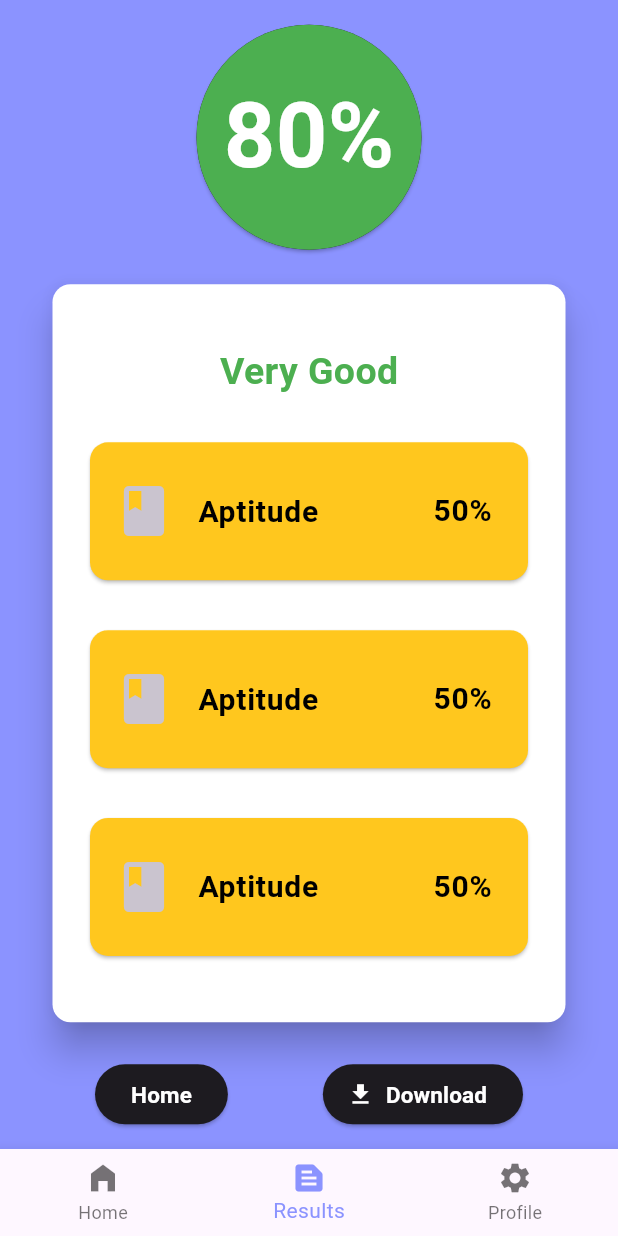
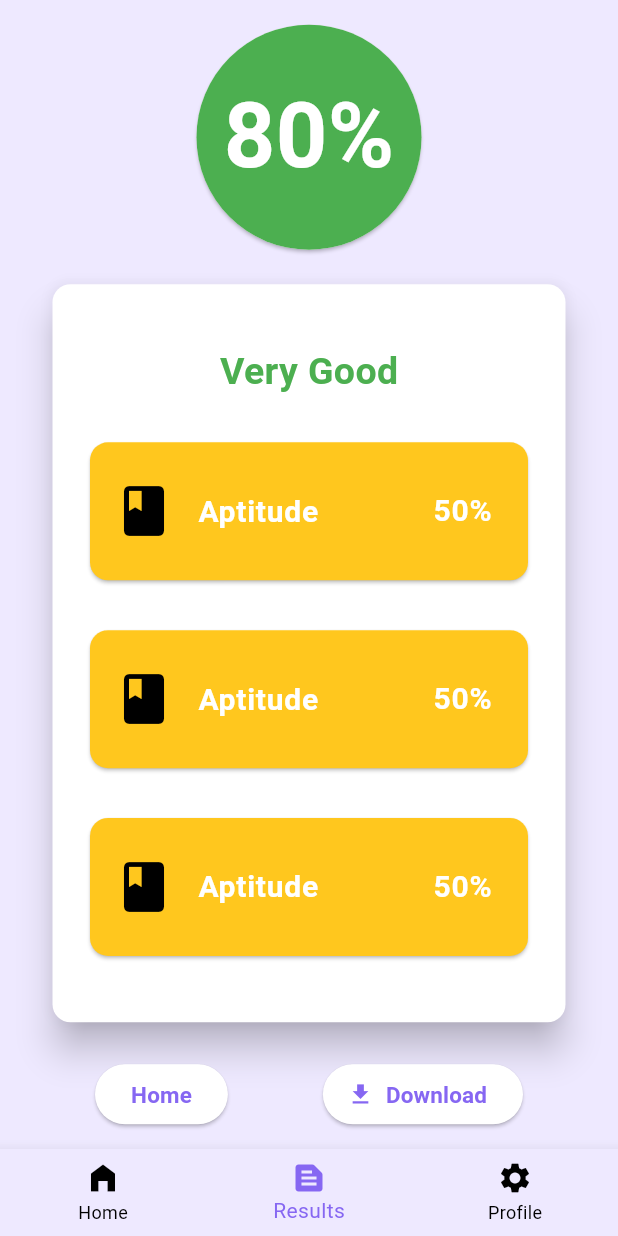
Before and after one commit to Anshuman1103/caliber_sense, a Flutter app: the screen it shows after launch, item 2 of the bottom bar chosen, after a tap on "Home", on a phone screen of 412 x 824 dp. Run offline on Flutter 3.47's test engine with Material 3 defaults, Android fonts, the phone set to English and light mode, and no system bars; our stand-ins replace flutter_riverpod, google_fonts.

Commit message:
Theme Color

```diff
--- a/lib/custom_widgets/test_tile.dart
+++ b/lib/custom_widgets/test_tile.dart
@@ -55,28 +55,14 @@
             title: Text(
               heading,
               style: Theme.of(context).textTheme.titleLarge!.copyWith(
-                color: Theme.of(context).colorScheme.primary,
-                shadows: [
-                  Shadow(
-                    color: Colors.black.withOpacity(0.4),
-                    blurRadius: 10,
-                    offset: const Offset(4, 4),
-                  )
-                ],
-              ),
+                    color: Theme.of(context).colorScheme.onSecondary,
+                  ),
             ),
             subtitle: Text(
               subHeading,
               style: Theme.of(context).textTheme.titleMedium!.copyWith(
-                color: Theme.of(context).colorScheme.primary,
-                shadows: [
-                  Shadow(
-                    color: Colors.black.withOpacity(0.4),
-                    blurRadius: 10,
-                    offset: const Offset(4, 4),
-                  )
-                ],
-              ),
+                    color: Theme.of(context).colorScheme.onSecondary,
+                  ),
             ),
           ),
         ),
--- a/lib/main.dart
+++ b/lib/main.dart
@@ -4,23 +4,24 @@
 
 import 'package:google_fonts/google_fonts.dart';
 
-final colorScheme = ColorScheme.fromSeed(
+final colorScheme = ColorScheme(
   brightness: Brightness.dark,
-  seedColor: const Color.fromARGB(255, 102, 6, 247),
 
-  primary: Colors.white, // Primary color is set to white
-  onPrimary: Colors.black, // Text/icons on primary (white) will be black
+  primary: const Color.fromARGB(255, 134, 103, 242), // Main brand color: 8667F2
+  onPrimary:
+      const Color.fromARGB(255, 255, 255, 255), // Text/icons on primary: FFFFFF
 
-  secondary: const Color.fromARGB(
-      255, 139, 147, 255), // Blue as the secondary color for accents
-  onSecondary: Colors.black, // Text/icons on secondary (blue) will be white
+  secondary: const Color.fromARGB(255, 238, 233, 255), // Accent color: E0E7FF
+  onSecondary:
+      const Color.fromARGB(255, 0, 0, 0), // Text/icons on secondary: Black
 
-  surface:
-      Colors.white, // Surface color for components like cards, sheets, etc.
-  onSurface: Colors.black87, // Text/icons on surface will be black or dark
+  surface: const Color.fromARGB(
+      255, 255, 255, 255), // Surface color for cards/sheets: E0E7FF
+  onSurface: const Color.fromARGB(255, 0, 0, 0), // Text/icons on surface: Black
 
-  error: Colors.red, // Red color for errors
-  onError: Colors.white, // White text/icons on error color
+  error: const Color.fromARGB(255, 255, 0, 0), // Error color: Red
+  onError:
+      const Color.fromARGB(255, 255, 255, 255), // Text/icons on error: White
 );
 
 final theme = ThemeData().copyWith(
--- a/lib/screens/home_screen.dart
+++ b/lib/screens/home_screen.dart
@@ -10,13 +10,14 @@
   @override
   Widget build(BuildContext context) {
     return Scaffold(
+      backgroundColor: Theme.of(context).colorScheme.surface,
       appBar: AppBar(
         title: Text(
           'Hello Anshuman',
           style: Theme.of(context)
               .textTheme
               .titleLarge!
-              .copyWith(color: Theme.of(context).colorScheme.onPrimary),
+              .copyWith(color: Theme.of(context).colorScheme.onSurface),
         ),
       ),
       body: Padding(
@@ -30,7 +31,7 @@
               style: Theme.of(context)
                   .textTheme
                   .titleMedium!
-                  .copyWith(color: Theme.of(context).colorScheme.onPrimary),
+                  .copyWith(color: Theme.of(context).colorScheme.onSurface),
             ),
             const SizedBox(height: 15),
             TestTile(
@@ -40,18 +41,18 @@
               tileColor: Theme.of(context).colorScheme.secondary,
             ),
             const SizedBox(height: 15),
-            const TestTile(
+            TestTile(
               heading: 'Memory test',
               iconName: 'choices',
               subHeading: 'Test your memory retaintion power',
-              tileColor: Color.fromARGB(255, 120, 200, 120),
+              tileColor: Theme.of(context).colorScheme.secondary,
             ),
             const SizedBox(height: 15),
-            const TestTile(
+            TestTile(
               heading: 'Language test',
               iconName: 'exam',
               subHeading: 'Take comprehensive aptitude test',
-              tileColor: Color.fromARGB(255, 200, 160, 255),
+              tileColor: Theme.of(context).colorScheme.secondary,
             ),
           ],
         ),
--- a/lib/screens/result_screen.dart
+++ b/lib/screens/result_screen.dart
@@ -34,7 +34,7 @@
               ),
             ),
             const SizedBox(height: 15),
-            Container(
+            SizedBox(
               height: 500,
               width: 350,
               child: Card(
@@ -53,9 +53,9 @@
                           color: Colors.green,
                         ),
                       ),
-                      ResultScoreCard(),
-                      ResultScoreCard(),
-                      ResultScoreCard(),
+                      const ResultScoreCard(),
+                      const ResultScoreCard(),
+                      const ResultScoreCard(),
                     ],
                   ),
                 ),
@@ -78,7 +78,7 @@
                 ),
                 ElevatedButton.icon(
                   onPressed: () {},
-                  icon: Icon(Icons.download),
+                  icon: const Icon(Icons.download),
                   label: Text(
                     "Download",
                     style: GoogleFonts.roboto(
--- a/lib/screens/tab.dart
+++ b/lib/screens/tab.dart
@@ -4,7 +4,6 @@
 import 'package:caliber_sense/screens/home_screen.dart';
 import 'package:caliber_sense/screens/profile_screen.dart';
 import 'package:caliber_sense/screens/result_screen.dart';
-import 'package:caliber_sense/screens/results_collection.dart';
 import 'package:flutter/material.dart';
 
 class TabScreen extends StatefulWidget {
@@ -37,6 +36,9 @@
     return Scaffold(
       body: activeScreen,
       bottomNavigationBar: BottomNavigationBar(
+        fixedColor: Theme.of(context).colorScheme.primary,
+        backgroundColor: Theme.of(context).colorScheme.secondary,
+        unselectedItemColor: Theme.of(context).colorScheme.onSecondary,
         currentIndex: _currentPageIndex,
         onTap: _selectPage,
         items: const [
--- a/lib/widgets/quick_test.dart
+++ b/lib/widgets/quick_test.dart
@@ -44,7 +44,7 @@
                     child: Text(
                       'Get a Quick test and know the extent of your abilities',
                       style: Theme.of(context).textTheme.titleLarge!.copyWith(
-                          color: Theme.of(context).colorScheme.primary),
+                          color: Theme.of(context).colorScheme.onPrimary),
                     ),
                   ),
                   const SizedBox(width: 20),
--- a/lib/widgets/result_score_card.dart
+++ b/lib/widgets/result_score_card.dart
@@ -5,14 +5,14 @@
   const ResultScoreCard({super.key});
   @override
   Widget build(BuildContext context) {
-    return Container(
+    return SizedBox(
       width: 300,
       height: 100,
       child: Card(
-        color: Color.fromARGB(255, 255, 199, 30),
+        color: const Color.fromARGB(255, 255, 199, 30),
         child: Center(
           child: ListTile(
-            leading: Icon(
+            leading: const Icon(
               Icons.class_,
               size: 40,
             ),
```
